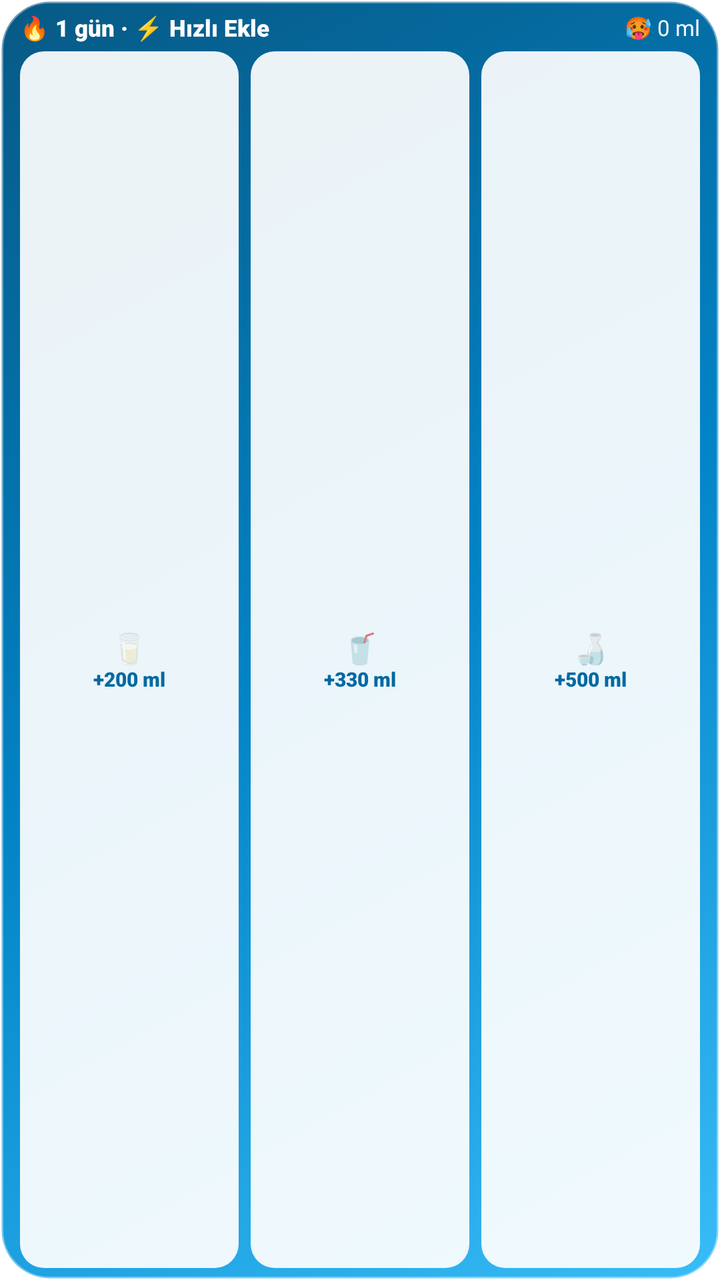
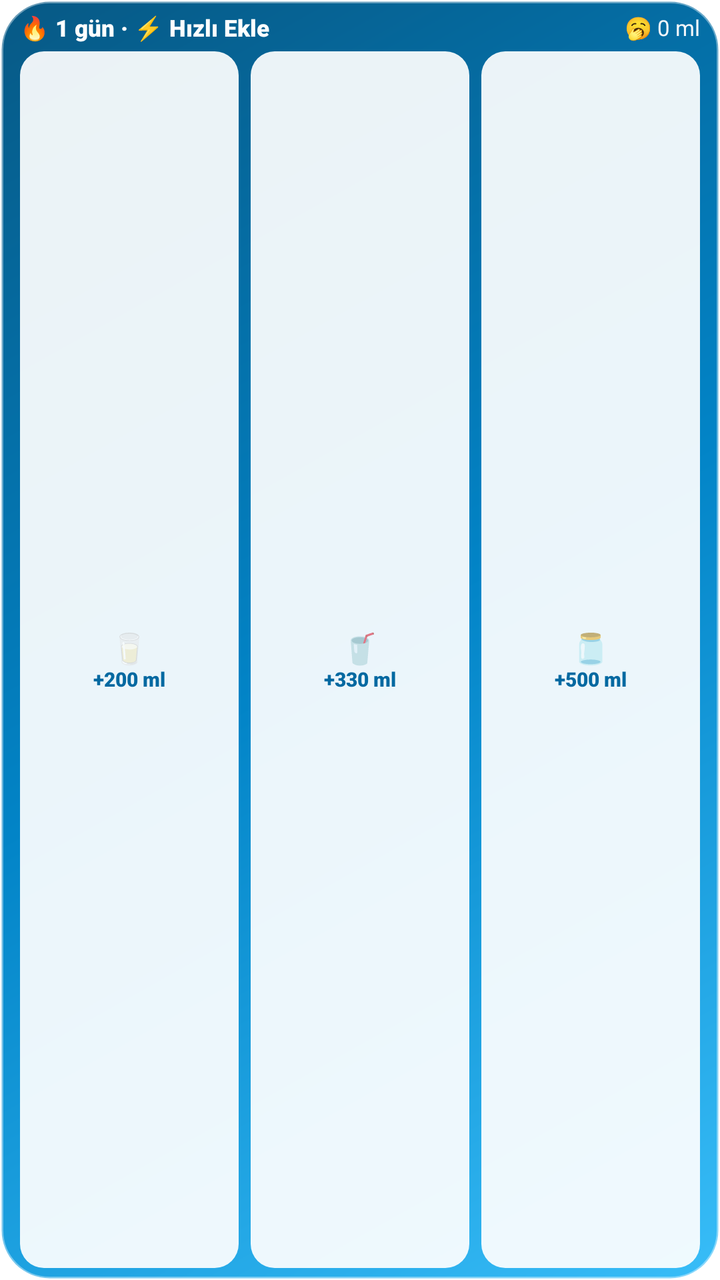

Screens rendered from an Android XML layout before and after an edit, with the pre-edit source and the edit as a unified diff.
<!-- AndroidManifest.xml: fallback theme Theme.MaterialComponents.DayNight.NoActionBar -->
<!-- res/layout/water_quick_log_widget.xml -->
<?xml version="1.0" encoding="utf-8"?>
<LinearLayout xmlns:android="http://schemas.android.com/apk/res/android"
    android:id="@+id/widget_quick_root"
    android:layout_width="match_parent"
    android:layout_height="match_parent"
    android:background="@drawable/widget_card_bg"
    android:orientation="vertical"
    android:paddingLeft="10dp"
    android:paddingRight="10dp"
    android:paddingTop="6dp"
    android:paddingBottom="6dp">

    
    <LinearLayout
        android:layout_width="match_parent"
        android:layout_height="wrap_content"
        android:gravity="center_vertical"
        android:orientation="horizontal">

        <TextView
            android:id="@+id/tv_quick_title"
            android:layout_width="0dp"
            android:layout_height="wrap_content"
            android:layout_weight="1"
            android:ellipsize="end"
            android:fontFamily="sans-serif-black"
            android:maxLines="1"
            android:text="🔥 1 gün · ⚡ Hızlı Ekle"
            android:textColor="#FFFFFF"
            android:textSize="11.5sp" />

        <TextView
            android:id="@+id/tv_quick_status"
            android:layout_width="wrap_content"
            android:layout_height="wrap_content"
            android:fontFamily="sans-serif-bold"
            android:text="🥵 0 ml"
            android:textColor="#F1F5F9"
            android:textSize="11sp" />
    </LinearLayout>

    
    <LinearLayout
        android:layout_width="match_parent"
        android:layout_height="0dp"
        android:layout_marginTop="4dp"
        android:layout_weight="1"
        android:gravity="center"
        android:orientation="horizontal">

        
        <LinearLayout
            android:id="@+id/btn_quick_preset1"
            android:layout_width="0dp"
            android:layout_height="match_parent"
            android:layout_marginRight="3dp"
            android:layout_weight="1"
            android:background="@drawable/widget_button_bg"
            android:clickable="true"
            android:focusable="true"
            android:gravity="center"
            android:orientation="vertical"
            android:padding="2dp">

            <TextView
                android:id="@+id/tv_quick_emoji1"
                android:layout_width="wrap_content"
                android:layout_height="wrap_content"
                android:text="🥛"
                android:textSize="15sp" />

            <TextView
                android:id="@+id/tv_quick_preset1"
                android:layout_width="wrap_content"
                android:layout_height="wrap_content"
                android:fontFamily="sans-serif-black"
                android:includeFontPadding="false"
                android:singleLine="true"
                android:text="+200 ml"
                android:textColor="#0369A1"
                android:textSize="10sp" />
        </LinearLayout>

        
        <LinearLayout
            android:id="@+id/btn_quick_preset2"
            android:layout_width="0dp"
            android:layout_height="match_parent"
            android:layout_marginLeft="3dp"
            android:layout_marginRight="3dp"
            android:layout_weight="1"
            android:background="@drawable/widget_button_bg"
            android:clickable="true"
            android:focusable="true"
            android:gravity="center"
            android:orientation="vertical"
            android:padding="2dp">

            <TextView
                android:id="@+id/tv_quick_emoji2"
                android:layout_width="wrap_content"
                android:layout_height="wrap_content"
                android:text="🥤"
                android:textSize="15sp" />

            <TextView
                android:id="@+id/tv_quick_preset2"
                android:layout_width="wrap_content"
                android:layout_height="wrap_content"
                android:fontFamily="sans-serif-black"
                android:includeFontPadding="false"
                android:singleLine="true"
                android:text="+330 ml"
                android:textColor="#0369A1"
                android:textSize="10sp" />
        </LinearLayout>

        
        <LinearLayout
            android:id="@+id/btn_quick_preset3"
            android:layout_width="0dp"
            android:layout_height="match_parent"
            android:layout_marginLeft="3dp"
            android:layout_weight="1"
            android:background="@drawable/widget_button_bg"
            android:clickable="true"
            android:focusable="true"
            android:gravity="center"
            android:orientation="vertical"
            android:padding="2dp">

            <TextView
                android:id="@+id/tv_quick_emoji3"
                android:layout_width="wrap_content"
                android:layout_height="wrap_content"
                android:text="🍶"
                android:textSize="15sp" />

            <TextView
                android:id="@+id/tv_quick_preset3"
                android:layout_width="wrap_content"
                android:layout_height="wrap_content"
                android:fontFamily="sans-serif-black"
                android:includeFontPadding="false"
                android:singleLine="true"
                android:text="+500 ml"
                android:textColor="#0369A1"
                android:textSize="10sp" />
        </LinearLayout>

    </LinearLayout>

</LinearLayout>
<!-- resources referenced by this layout -->
<resources>
  <!-- drawable widget_button_bg (drawable) -->
  <?xml version="1.0" encoding="utf-8"?>
  <shape xmlns:android="http://schemas.android.com/apk/res/android"
      android:shape="rectangle">
      <solid android:color="#EBFFFFFF" />
      <corners android:radius="12dp" />
  </shape>
  <!-- drawable widget_card_bg (drawable) -->
  <?xml version="1.0" encoding="utf-8"?>
  <shape xmlns:android="http://schemas.android.com/apk/res/android"
      android:shape="rectangle">
      
      <gradient
          android:angle="315"
          android:startColor="#075985"
          android:centerColor="#0284C7"
          android:endColor="#38BDF8"
          android:type="linear" />
      <corners android:radius="24dp" />
      <stroke
          android:width="1.5dp"
          android:color="#66FFFFFF" />
  </shape>
</resources>

<!-- the commit's change to res/layout/water_quick_log_widget.xml (unified diff, before → after) -->
@@ -34,7 +34,7 @@
             android:layout_width="wrap_content"
             android:layout_height="wrap_content"
             android:fontFamily="sans-serif-bold"
-            android:text="🥵 0 ml"
+            android:text="🥱 0 ml"
             android:textColor="#F1F5F9"
             android:textSize="11sp" />
     </LinearLayout>
@@ -133,7 +133,7 @@
                 android:id="@+id/tv_quick_emoji3"
                 android:layout_width="wrap_content"
                 android:layout_height="wrap_content"
-                android:text="🍶"
+                android:text="🫙"
                 android:textSize="15sp" />
 
             <TextView
